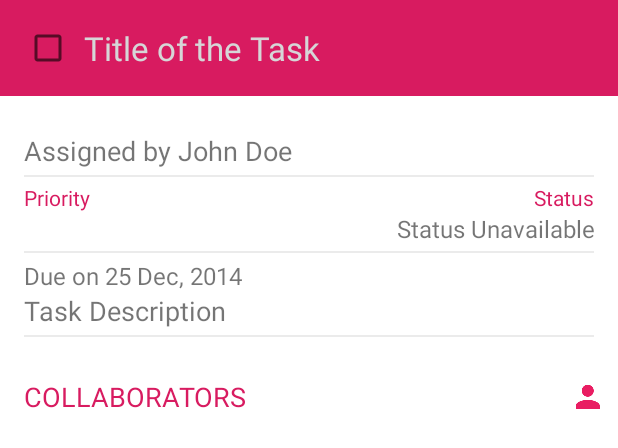
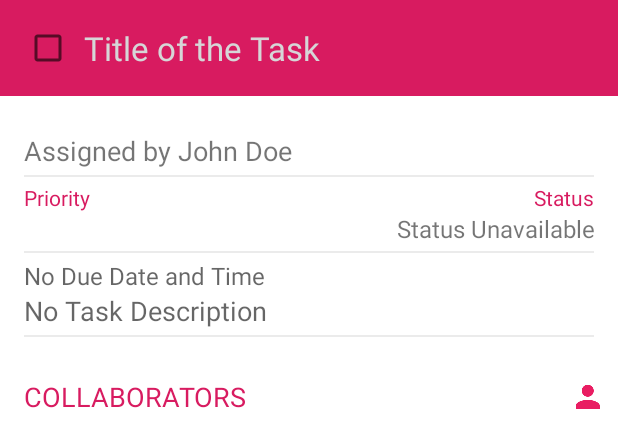
Before and after one commit to ashwineaso/Taskie, an Android app: the layout activity_task.xml on its own in the app's theme, with its tools: preview values and no code run, on a phone screen of 412 x 824 dp. Shown: the top 448 px of the screen. Run offline under Robolectric (Android 15) with nearby library versions, the light colour scheme and no system bars.

Commit message:
Minor UI fixes

```diff
--- a/src/android/TaskApp/app/src/main/res/layout/activity_task.xml
+++ b/src/android/TaskApp/app/src/main/res/layout/activity_task.xml
@@ -128,7 +128,8 @@
                                 android:layout_height="wrap_content"
                                 android:layout_marginLeft="@dimen/spinnerMarginLeft_xhdpi"
                                 android:textSize="@dimen/text_normal_xhdpi"
-                                android:entries="@array/priorityStringArray"/>
+                                android:entries="@array/priorityStringArray"
+                                android:popupBackground="@color/emptyBackground" />
                         </LinearLayout>
 
                         <LinearLayout
@@ -183,10 +184,10 @@
                             android:layout_width="0dp"
                             android:layout_weight="1"
                             android:layout_height="wrap_content"
-                            android:text="Due on 25 Dec, 2014"
                             android:textSize="@dimen/text_normal_xhdpi"
                             fontPath="fonts/Cabin-Medium-TTF.ttf"
-                            tools2:ignore="MissingPrefix"/>
+                            tools2:ignore="MissingPrefix"
+                            android:hint="No Due Date and Time" />
 
                         <ImageView
                             android:layout_width="wrap_content"
@@ -203,13 +204,15 @@
                         android:layout_width="match_parent"
                         android:layout_height="wrap_content"
                         android:textSize="@dimen/text_subHeader_xhdpi"
-                        android:text="Task Description" />
+                        android:text="Task Description"
+                        android:hint="Task Description"
+                        android:inputType="textCapSentences" />
 
                     <TextView android:id="@+id/taskDescriptionTextView"
                         android:layout_width="match_parent"
                         android:layout_height="wrap_content"
                         android:textSize="@dimen/text_subHeader_xhdpi"
-                        android:text="Task Description" />
+                        android:hint="No Task Description" />
 
                     <View
                         android:layout_width="fill_parent"
@@ -251,8 +254,9 @@
             <LinearLayout android:id="@+id/addCollaboratorsLinearLayout"
                 android:layout_width="match_parent"
                 android:layout_height="wrap_content"
-                android:visibility="gone"
-                android:orientation="horizontal">
+                android:orientation="horizontal"
+                android:padding="@dimen/thinMargin_xhdpi"
+                android:visibility="gone">
 
                 <in.altersense.taskapp.customviews.TokenCompleteCollaboratorsEditText
                     android:id="@+id/collaboratorsTokenEditText"
--- a/src/android/TaskApp/app/src/main/res/menu/menu_task.xml
+++ b/src/android/TaskApp/app/src/main/res/menu/menu_task.xml
@@ -7,6 +7,6 @@
         android:icon="@drawable/ic_edit_white"
         android:id="@+id/action_toggle_view_edit"
         android:title="Edit"
-        app:showAsAction="always" />
+        app:showAsAction="withText|always" />
 
 </menu>
```
Also changed, not shown: src/android/TaskApp/app/src/main/java/in/altersense/taskapp/TaskActivity.java (+4 -34 lines), src/android/TaskApp/app/src/main/res/layout/activity_user_registration.xml (+6 -2 lines).
